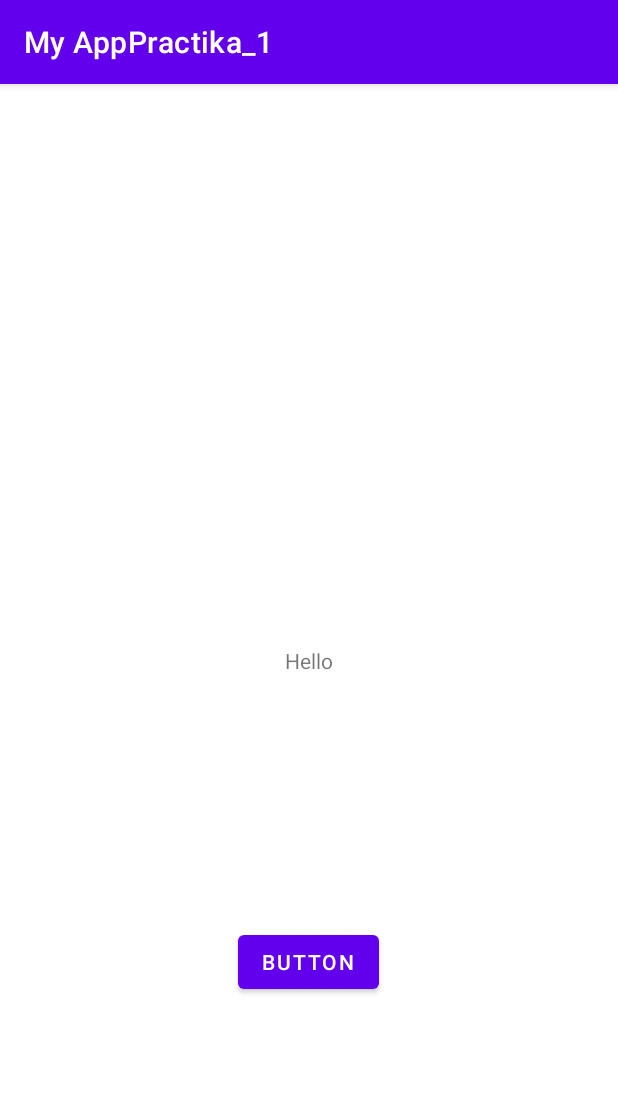
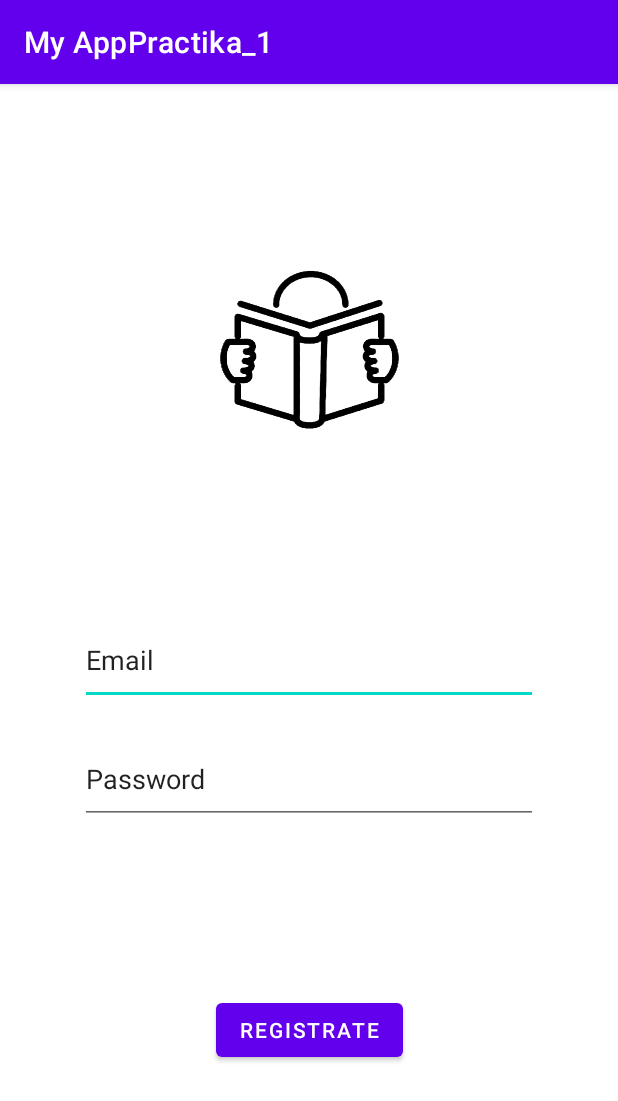
Before and after one commit to vladsorokin/Razrabotka_mobilnih_prilozheniy, an Android app: the screen it shows after launch (MainActivity), on a phone screen of 412 x 824 dp. Shown: the top 1101 px of the screen. Run offline under Robolectric (Android 15) with nearby library versions, the phone set to English and light mode, and no system bars.

Commit message:
program work

```diff
--- a/app/src/main/res/layout/activity_main.xml
+++ b/app/src/main/res/layout/activity_main.xml
@@ -6,28 +6,45 @@
     android:layout_height="match_parent"
     tools:context=".MainActivity">
 
-    <TextView
+    <ImageView
+        android:id="@+id/imageView"
+        android:layout_width="214dp"
+        android:layout_height="224dp"
+        app:layout_constraintBottom_toTopOf="@+id/textView"
+        app:layout_constraintEnd_toEndOf="parent"
+        app:layout_constraintStart_toStartOf="parent"
+        app:layout_constraintTop_toTopOf="parent"
+        app:srcCompat="@drawable/library" />
+
+    <EditText
         android:id="@+id/textView"
-        android:layout_width="wrap_content"
-        android:layout_height="wrap_content"
-        android:text="Hello"
+        android:layout_width="305dp"
+        android:layout_height="60dp"
+        android:text="Email"
         app:layout_constraintBottom_toBottomOf="parent"
         app:layout_constraintEnd_toEndOf="parent"
         app:layout_constraintStart_toStartOf="parent"
         app:layout_constraintTop_toTopOf="parent" />
 
-    <Button
-        android:id="@+id/button"
-        android:layout_width="wrap_content"
-        android:layout_height="wrap_content"
-        android:layout_marginTop="152dp"
-        android:onClick="onClickResult"
-        android:text="Button"
+    <EditText
+        android:id="@+id/textView2"
+        android:layout_width="305dp"
+        android:layout_height="60dp"
+        android:text="Password"
         app:layout_constraintBottom_toBottomOf="parent"
         app:layout_constraintEnd_toEndOf="parent"
         app:layout_constraintHorizontal_bias="0.498"
         app:layout_constraintStart_toStartOf="parent"
         app:layout_constraintTop_toBottomOf="@+id/textView"
-        app:layout_constraintVertical_bias="0.089" />
+        app:layout_constraintVertical_bias="0.066" />
 
+    <Button
+        android:id="@+id/button"
+        android:layout_width="wrap_content"
+        android:layout_height="wrap_content"
+        android:text="Registrate"
+        app:layout_constraintBottom_toBottomOf="parent"
+        app:layout_constraintEnd_toEndOf="parent"
+        app:layout_constraintStart_toStartOf="parent"
+        app:layout_constraintTop_toBottomOf="@+id/textView2" />
 </androidx.constraintlayout.widget.ConstraintLayout>
```
Also changed, not shown: app/src/main/res/layout/task_1.xml (added, +43 -0 lines), app/src/main/res/layout/task_2.xml (added, +18 -0 lines), app/src/main/res/drawable/library.png (added).
